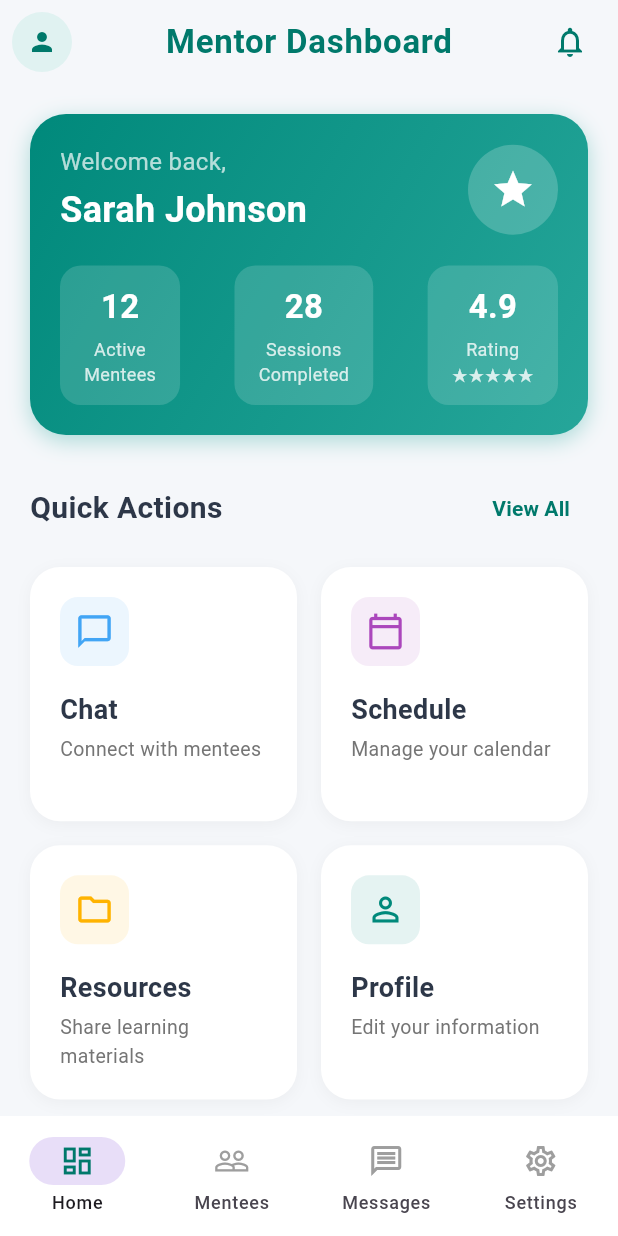
After one commit to patelkiran185/NaariNivesh, a Flutter app: the MentorHomePage screen opened by its route, on a phone screen of 412 x 824 dp. The commit adds this screen. Run offline on Flutter 3.47's test engine with Material 3 defaults, Android fonts, the light colour scheme and no system bars; our stand-ins replace animated_text_kit, card_swiper, cloud_firestore, firebase_auth, firebase_core, flutter_svg and 3 more; accounts and stored records are empty.

Commit message:
mentor side application (static)

```diff
--- a/naarinivesh/lib/main.dart
+++ b/naarinivesh/lib/main.dart
@@ -1,15 +1,24 @@
 import 'package:firebase_core/firebase_core.dart';
 import 'package:firebase_auth/firebase_auth.dart';
+import 'package:naarinivesh/screens/mentor_home.dart';
 import 'firebase_options.dart';
 import 'package:flutter/material.dart';
 import 'screens/signup.dart';
 import 'screens/login.dart';
-import 'screens/home.dart';
+import 'screens/learner_home.dart';
 
 void main() async {
   WidgetsFlutterBinding.ensureInitialized();
   await Firebase.initializeApp(options: DefaultFirebaseOptions.currentPlatform);
-  runApp(const MyApp());
+  runApp(MaterialApp(
+    initialRoute: '/login',
+    routes: {
+      '/login': (context) => const LoginPage(),
+      '/signup': (context) => const SignUpPage(),
+      '/learnerHome': (context) => const HomeScreen(),
+      '/mentorHome': (context) => const MentorHomePage(),
+    },
+  ));
 }
 
 class MyApp extends StatelessWidget {
--- a/naarinivesh/lib/screens/community.dart
+++ b/naarinivesh/lib/screens/community.dart
@@ -1,5 +1,5 @@
 import 'package:flutter/material.dart';
-import 'package:naarinivesh/sub-screens/mentorconnect.dart';
+import 'package:naarinivesh/sub-screens/mentor_connect.dart';
 import 'package:naarinivesh/sub-screens/peers.dart';
 import 'package:naarinivesh/utils/BottomNavigation.dart';
 
--- a/naarinivesh/lib/screens/login.dart
+++ b/naarinivesh/lib/screens/login.dart
@@ -1,6 +1,7 @@
+import 'package:cloud_firestore/cloud_firestore.dart';
 import 'package:flutter/material.dart';
 import 'package:firebase_auth/firebase_auth.dart';
-import 'home.dart';
+import 'learner_home.dart';
 import 'signup.dart';
 
 class LoginPage extends StatefulWidget {
@@ -38,15 +39,22 @@ class _LoginPageState extends State<LoginPage> {
 
       User? user = userCredential.user;
       if (user != null) {
-        ScaffoldMessenger.of(context).showSnackBar(
-          const SnackBar(content: Text("Login Successful!")),
-        );
+        DocumentSnapshot userDoc =
+            await FirebaseFirestore.instance.collection('users').doc(user.uid).get();
 
-        // Navigate to Home Page
-        Navigator.pushReplacement(
-          context,
-          MaterialPageRoute(builder: (context) => const HomeScreen()),
-        );
+        if (userDoc.exists) {
+          String role = userDoc['role'];
+          ScaffoldMessenger.of(context).showSnackBar(
+            const SnackBar(content: Text("Login Successful!")),
+          );
+
+          // Navigate based on role
+          if (role == "Mentor") {
+            Navigator.pushReplacementNamed(context, '/mentorHome');
+          } else {
+            Navigator.pushReplacementNamed(context, '/learnerHome');
+          }
+        }
       }
     } catch (e) {
       _showErrorDialog("Login failed: ${e.toString()}");
--- /dev/null
+++ b/naarinivesh/lib/screens/mentor_home.dart
@@ -0,0 +1,424 @@
+import 'package:flutter/material.dart';
+
+class MentorHomePage extends StatelessWidget {
+  const MentorHomePage({super.key});
+
+  @override
+  Widget build(BuildContext context) {
+    return Scaffold(
+      backgroundColor: const Color(0xFFF5F7FA),
+      appBar: AppBar(
+        title: const Text(
+          'Mentor Dashboard',
+          style: TextStyle(
+            fontSize: 22,
+            fontWeight: FontWeight.w600,
+            letterSpacing: 0.5,
+          ),
+        ),
+        centerTitle: true,
+        backgroundColor: Colors.transparent,
+        foregroundColor: Colors.teal.shade700,
+        elevation: 0,
+        scrolledUnderElevation: 0,
+        leading: Padding(
+          padding: const EdgeInsets.all(8.0),
+          child: CircleAvatar(
+            backgroundColor: Colors.teal.shade50,
+            child: Icon(Icons.person, color: Colors.teal.shade700, size: 20),
+          ),
+        ),
+        actions: [
+          Padding(
+            padding: const EdgeInsets.all(8.0),
+            child: IconButton(
+              icon: Icon(Icons.notifications_outlined, color: Colors.teal.shade700),
+              onPressed: () {}, // Implement notifications
+            ),
+          ),
+        ],
+      ),
+      body: SafeArea(
+        child: SingleChildScrollView(
+          physics: const BouncingScrollPhysics(),
+          child: Padding(
+            padding: const EdgeInsets.symmetric(horizontal: 20.0),
+            child: Column(
+              crossAxisAlignment: CrossAxisAlignment.start,
+              children: [
+                const SizedBox(height: 20),
+                // Welcome section with stats
+                Container(
+                  padding: const EdgeInsets.all(20),
+                  decoration: BoxDecoration(
+                    gradient: LinearGradient(
+                      colors: [Colors.teal.shade600, Colors.teal.shade400],
+                      begin: Alignment.topLeft,
+                      end: Alignment.bottomRight,
+                    ),
+                    borderRadius: BorderRadius.circular(24),
+                    boxShadow: [
+                      BoxShadow(
+                        color: Colors.teal.withOpacity(0.3),
+                        blurRadius: 12,
+                        offset: const Offset(0, 4),
+                      ),
+                    ],
+                  ),
+                  child: Column(
+                    crossAxisAlignment: CrossAxisAlignment.start,
+                    children: [
+                      Row(
+                        mainAxisAlignment: MainAxisAlignment.spaceBetween,
+                        children: [
+                          Column(
+                            crossAxisAlignment: CrossAxisAlignment.start,
+                            children: const [
+                              Text(
+                                'Welcome back,',
+                                style: TextStyle(
+                                  color: Colors.white70,
+                                  fontSize: 16,
+                                ),
+                              ),
+                              SizedBox(height: 4),
+                              Text(
+                                'Sarah Johnson',
+                                style: TextStyle(
+                                  color: Colors.white,
+                                  fontSize: 24,
+                                  fontWeight: FontWeight.bold,
+                                ),
+                              ),
+                            ],
+                          ),
+                          CircleAvatar(
+                            radius: 30,
+                            backgroundColor: Colors.white.withOpacity(0.2),
+                            child: const Icon(
+                              Icons.star,
+                              color: Colors.white,
+                              size: 30,
+                            ),
+                          ),
+                        ],
+                      ),
+                      const SizedBox(height: 20),
+                      Row(
+                        mainAxisAlignment: MainAxisAlignment.spaceBetween,
+                        children: [
+                          _buildStatCard('12', 'Active\nMentees'),
+                          _buildStatCard('28', 'Sessions\nCompleted'),
+                          _buildStatCard('4.9', 'Rating\n★★★★★'),
+                        ],
+                      ),
+                    ],
+                  ),
+                ),
+
+                const SizedBox(height: 25),
+
+                Row(
+                  mainAxisAlignment: MainAxisAlignment.spaceBetween,
+                  children: [
+                    const Text(
+                      'Quick Actions',
+                      style: TextStyle(
+                        fontSize: 20,
+                        fontWeight: FontWeight.bold,
+                        color: Color(0xFF2D3748),
+                      ),
+                    ),
+                    TextButton(
+                      onPressed: () {},
+                      child: Text(
+                        'View All',
+                        style: TextStyle(
+                          color: Colors.teal.shade700,
+                          fontWeight: FontWeight.w600,
+                        ),
+                      ),
+                    ),
+                  ],
+                ),
+
+                const SizedBox(height: 15),
+
+                GridView.count(
+                  crossAxisCount: 2,
+                  crossAxisSpacing: 16,
+                  mainAxisSpacing: 16,
+                  shrinkWrap: true,
+                  childAspectRatio: 1.05,
+                  physics: const NeverScrollableScrollPhysics(),
+                  children: [
+                    _buildActionCard(
+                      title: 'Chat',
+                      subtitle: 'Connect with mentees',
+                      icon: Icons.chat_bubble_outline,
+                      color: Colors.blue.shade400,
+                      onTap: () {},
+                    ),
+                    _buildActionCard(
+                      title: 'Schedule',
+                      subtitle: 'Manage your calendar',
+                      icon: Icons.calendar_today_outlined,
+                      color: Colors.purple.shade400,
+                      onTap: () {},
+                    ),
+                    _buildActionCard(
+                      title: 'Resources',
+                      subtitle: 'Share learning materials',
+                      icon: Icons.folder_outlined,
+                      color: Colors.amber.shade600,
+                      onTap: () {},
+                    ),
+                    _buildActionCard(
+                      title: 'Profile',
+                      subtitle: 'Edit your information',
+                      icon: Icons.person_outline,
+                      color: Colors.teal.shade600,
+                      onTap: () {},
+                    ),
+                  ],
+                ),
+
+                const SizedBox(height: 25),
+
+                const Text(
+                  'Upcoming Sessions',
+                  style: TextStyle(
+                    fontSize: 20,
+                    fontWeight: FontWeight.bold,
+                    color: Color(0xFF2D3748),
+                  ),
+                ),
+
+                const SizedBox(height: 15),
+
+                _buildSessionCard(
+                  mentee: 'Alex Morgan',
+                  topic: 'Career Development',
+                  time: 'Today, 3:00 PM',
+                  avatarColor: Colors.indigo,
+                ),
+
+                _buildSessionCard(
+                  mentee: 'Jamie Chen',
+                  topic: 'Technical Interview Prep',
+                  time: 'Tomorrow, 10:00 AM',
+                  avatarColor: Colors.green.shade600,
+                ),
+
+                const SizedBox(height: 30),
+              ],
+            ),
+          ),
+        ),
+      ),
+      bottomNavigationBar: NavigationBar(
+        backgroundColor: Colors.white,
+        elevation: 0,
+        destinations: [
+          NavigationDestination(
+            icon: Icon(Icons.dashboard_outlined, color: Colors.teal.shade700),
+            label: 'Home',
+          ),
+          const NavigationDestination(
+            icon: Icon(Icons.people_outline, color: Colors.grey),
+            label: 'Mentees',
+          ),
+          const NavigationDestination(
+            icon: Icon(Icons.message_outlined, color: Colors.grey),
+            label: 'Messages',
+          ),
+          const NavigationDestination(
+            icon: Icon(Icons.settings_outlined, color: Colors.grey),
+            label: 'Settings',
+          ),
+        ],
+        selectedIndex: 0,
+      ),
+    );
+  }
+
+  Widget _buildStatCard(String value, String label) {
+    return Container(
+      padding: const EdgeInsets.symmetric(vertical: 12, horizontal: 16),
+      decoration: BoxDecoration(
+        color: Colors.white.withOpacity(0.15),
+        borderRadius: BorderRadius.circular(14),
+      ),
+      child: Column(
+        children: [
+          Text(
+            value,
+            style: const TextStyle(
+              fontSize: 22,
+              fontWeight: FontWeight.bold,
+              color: Colors.white,
+            ),
+          ),
+          const SizedBox(height: 4),
+          Text(
+            label,
+            textAlign: TextAlign.center,
+            style: TextStyle(
+              fontSize: 12,
+              color: Colors.white.withOpacity(0.8),
+            ),
+          ),
+        ],
+      ),
+    );
+  }
+
+  Widget _buildActionCard({
+    required String title,
+    required String subtitle,
+    required IconData icon,
+    required Color color,
+    required VoidCallback onTap,
+  }) {
+    return GestureDetector(
+      onTap: onTap,
+      child: Container(
+        decoration: BoxDecoration(
+          color: Colors.white,
+          borderRadius: BorderRadius.circular(20),
+          boxShadow: [
+            BoxShadow(
+              color: Colors.black.withOpacity(0.04),
+              blurRadius: 8,
+              offset: const Offset(0, 2),
+            ),
+          ],
+        ),
+        child: Padding(
+          padding: const EdgeInsets.all(20.0),
+          child: Column(
+            crossAxisAlignment: CrossAxisAlignment.start,
+            children: [
+              Container(
+                padding: const EdgeInsets.all(10),
+                decoration: BoxDecoration(
+                  color: color.withOpacity(0.1),
+                  borderRadius: BorderRadius.circular(12),
+                ),
+                child: Icon(icon, size: 26, color: color),
+              ),
+              const SizedBox(height: 16),
+              Text(
+                title,
+                style: const TextStyle(
+                  fontSize: 18,
+                  fontWeight: FontWeight.bold,
+                  color: Color(0xFF2D3748),
+                ),
+              ),
+              const SizedBox(height: 4),
+              Text(
+                subtitle,
+                style: TextStyle(
+                  fontSize: 13,
+                  color: Colors.grey.shade600,
+                ),
+              ),
+            ],
+          ),
+        ),
+      ),
+    );
+  }
+
+  Widget _buildSessionCard({
+    required String mentee,
+    required String topic,
+    required String time,
+    required Color avatarColor,
+  }) {
+    return Container(
+      margin: const EdgeInsets.only(bottom: 12),
+      decoration: BoxDecoration(
+        color: Colors.white,
+        borderRadius: BorderRadius.circular(16),
+        boxShadow: [
+          BoxShadow(
+            color: Colors.black.withOpacity(0.04),
+            blurRadius: 8,
+            offset: const Offset(0, 2),
+          ),
+        ],
+      ),
+      child: Padding(
+        padding: const EdgeInsets.all(16.0),
+        child: Row(
+          children: [
+            CircleAvatar(
+              radius: 24,
+              backgroundColor: avatarColor,
+              child: Text(
+                mentee.substring(0, 1),
+                style: const TextStyle(
+                  color: Colors.white,
+                  fontWeight: FontWeight.bold,
+                  fontSize: 18,
+                ),
+              ),
+            ),
+            const SizedBox(width: 16),
+            Expanded(
+              child: Column(
+                crossAxisAlignment: CrossAxisAlignment.start,
+                children: [
+                  Text(
+                    mentee,
+                    style: const TextStyle(
+                      fontWeight: FontWeight.bold,
+                      fontSize: 16,
+                      color: Color(0xFF2D3748),
+                    ),
+                  ),
+                  const SizedBox(height: 4),
+                  Text(
+                    topic,
+                    style: TextStyle(
+                      fontSize: 14,
+                      color: Colors.grey.shade600,
+                    ),
+                  ),
+                  const SizedBox(height: 4),
+                  Row(
+                    children: [
+                      Icon(
+                        Icons.access_time,
+                        size: 14,
+                        color: Colors.teal.shade700,
+                      ),
+                      const SizedBox(width: 4),
+                      Text(
+                        time,
+                        style: TextStyle(
+                          fontSize: 12,
+                          color: Colors.teal.shade700,
+                          fontWeight: FontWeight.w600,
+                        ),
+                      ),
+                    ],
+                  ),
+                ],
+              ),
+            ),
+            IconButton(
+              onPressed: () {},
+              icon: Icon(
+                Icons.video_call_outlined,
+                color: Colors.teal.shade700,
+              ),
+            ),
+          ],
+        ),
+      ),
+    );
+  }
+}
--- a/naarinivesh/lib/screens/signup.dart
+++ b/naarinivesh/lib/screens/signup.dart
@@ -65,11 +65,12 @@ class _SignUpPageState extends State<SignUpPage> {
           const SnackBar(content: Text("Account created successfully!")),
         );
 
-        // Navigate to Login page
-        Navigator.pushReplacement(
-          context,
-          MaterialPageRoute(builder: (context) => const LoginPage()),
-        );
+        // Navigate based on role
+        if (selectedRole == "Mentor") {
+          Navigator.pushReplacementNamed(context, '/mentorHome');
+        } else {
+          Navigator.pushReplacementNamed(context, '/learnerHome');
+        }
       }
     } catch (e) {
       _showErrorDialog(e.toString());
--- a/naarinivesh/lib/sub-screens/mentorconnect.dart
+++ b/naarinivesh/lib/sub-screens/mentor_connect.dart
@@ -1,6 +1,6 @@
 import 'package:flutter/material.dart';
 import 'package:card_swiper/card_swiper.dart';
-import 'package:naarinivesh/sub-screens/mentorprofile.dart';
+import 'package:naarinivesh/sub-screens/mentor_profile.dart';
 import 'package:naarinivesh/utils/BottomNavigation.dart';
 
 class MentorScreen extends StatefulWidget {
--- a/naarinivesh/lib/utils/BottomNavigation.dart
+++ b/naarinivesh/lib/utils/BottomNavigation.dart
@@ -1,5 +1,5 @@
 import 'package:flutter/material.dart';
-import 'package:naarinivesh/screens/home.dart';
+import 'package:naarinivesh/screens/learner_home.dart';
 import 'package:naarinivesh/screens/invest.dart';
 import 'package:naarinivesh/screens/learn.dart';
 import 'package:naarinivesh/screens/profile.dart';
```
Also changed, not shown: naarinivesh/lib/screens/learner_home.dart (renamed from naarinivesh/lib/screens/home.dart), naarinivesh/lib/sub-screens/mentor_profile.dart (renamed from naarinivesh/lib/sub-screens/mentorprofile.dart).
